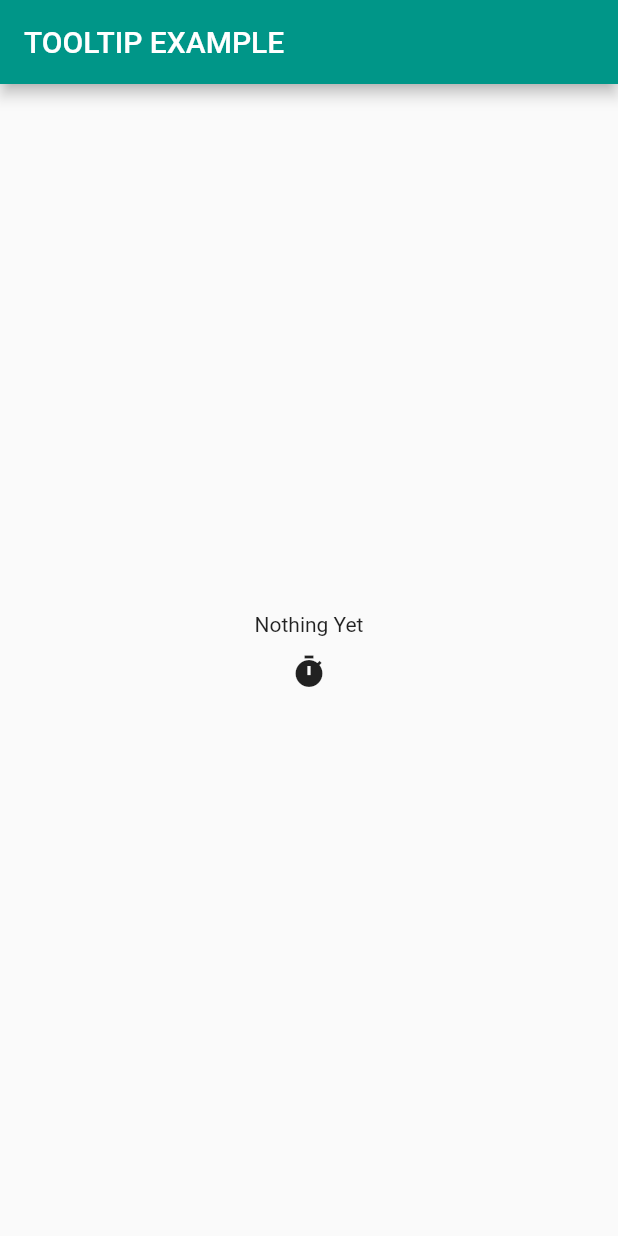
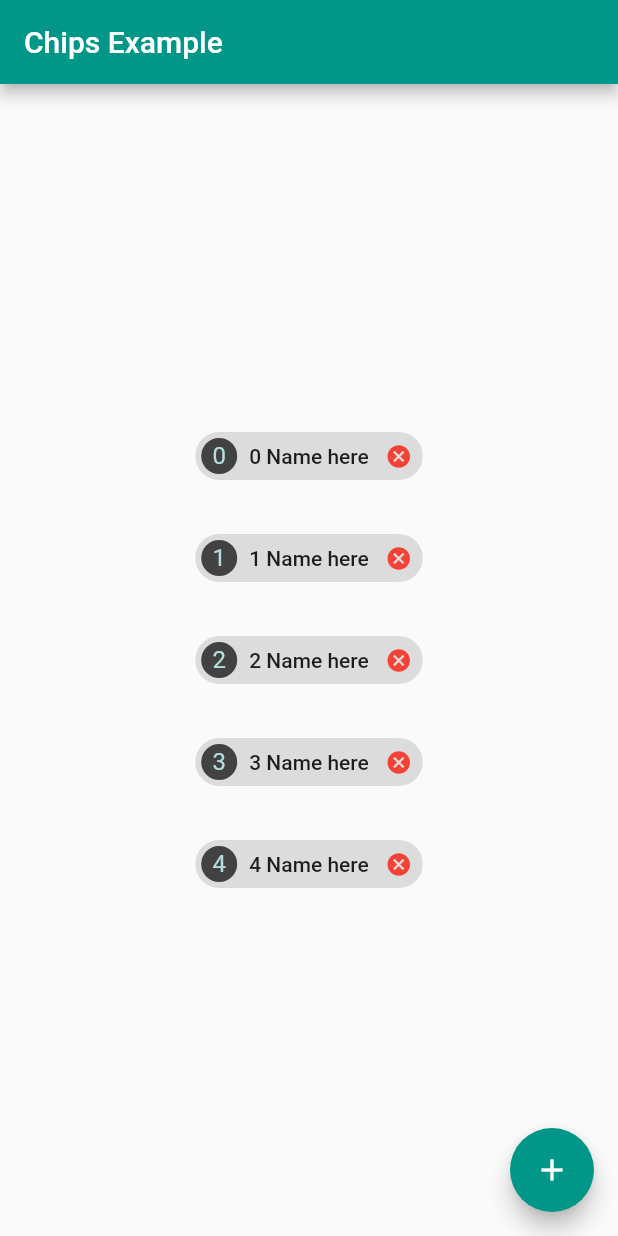
Before and after one commit to uniquedj95/flutter_intermediate_lessons, a Flutter app: the screen it shows after launch, on a phone screen of 412 x 824 dp. Run offline on Flutter 3.47's test engine with Material 2 defaults, Android fonts, the phone set to English and light mode, and no system bars.

Commit message:
chips example

```diff
--- /dev/null
+++ b/lesson2_tooltips/lib/chips_example.dart
@@ -0,0 +1,76 @@
+import 'package:flutter/material.dart';
+
+class ChipsExample extends StatefulWidget {
+  const ChipsExample({Key? key, required this.title}) : super(key: key);
+
+  final String title;
+
+  @override
+  _ChipsExampleState createState() => _ChipsExampleState();
+}
+
+class _ChipsExampleState extends State<ChipsExample> {
+  int _counter = 0;
+  List<Widget> _items = <Widget>[];
+
+  @override
+  void initState() {
+    super.initState();
+    for (int i = 0; i < 5; i++) {
+      _items.add(_newItem(i));
+    }
+  }
+
+  void _onClicked() {
+    setState(() {
+      _items.add(_newItem(_counter));
+    });
+  }
+
+  Widget _newItem(int i) {
+    Key key = new Key('item_${i}');
+    _counter++;
+
+    return Container(
+      key: key,
+      padding: const EdgeInsets.all(10.0),
+      child: Chip(
+        label: Text('${i} Name here'),
+        deleteIconColor: Colors.red,
+        deleteButtonTooltipMessage: "Delete",
+        onDeleted: () => _removeItem(key),
+        avatar: CircleAvatar(
+            backgroundColor: Colors.grey.shade800, child: Text(i.toString())),
+      ),
+    );
+  }
+
+  void _removeItem(Key key) {
+    for (var i = 0; i < _items.length; i++) {
+      Widget item = _items.elementAt(i);
+
+      if (item.key == key) {
+        setState(() {
+          _items.removeAt(i);
+        });
+
+        print("Removing ${key.toString()}");
+      }
+    }
+  }
+
+  @override
+  Widget build(BuildContext context) {
+    return Scaffold(
+      appBar: AppBar(title: Text(widget.title)),
+      body: Container(
+        padding: const EdgeInsets.all(10.0),
+        child: Center(
+            child: Column(
+                mainAxisAlignment: MainAxisAlignment.center, children: _items)),
+      ),
+      floatingActionButton:
+          FloatingActionButton(onPressed: _onClicked, child: Icon(Icons.add)),
+    );
+  }
+}
--- a/lesson2_tooltips/lib/main.dart
+++ b/lesson2_tooltips/lib/main.dart
@@ -1,5 +1,6 @@
 import 'package:flutter/material.dart';
-import 'package:lesson2_tooltips/tooltip_example.dart';
+import 'package:lesson2_tooltips/chips_example.dart';
+// import 'package:lesson2_tooltips/tooltip_example.dart';
 
 void main() {
   runApp(MyApp());
@@ -23,7 +24,8 @@ class MyApp extends StatelessWidget {
         // is not restarted.
         primarySwatch: Colors.teal,
       ),
-      home: TooltipExample(title: "TOOLTIP EXAMPLE"),
+      // home: TooltipExample(title: "TOOLTIP EXAMPLE"),
+      home: ChipsExample(title: "Chips Example"),
     );
   }
 }
```
